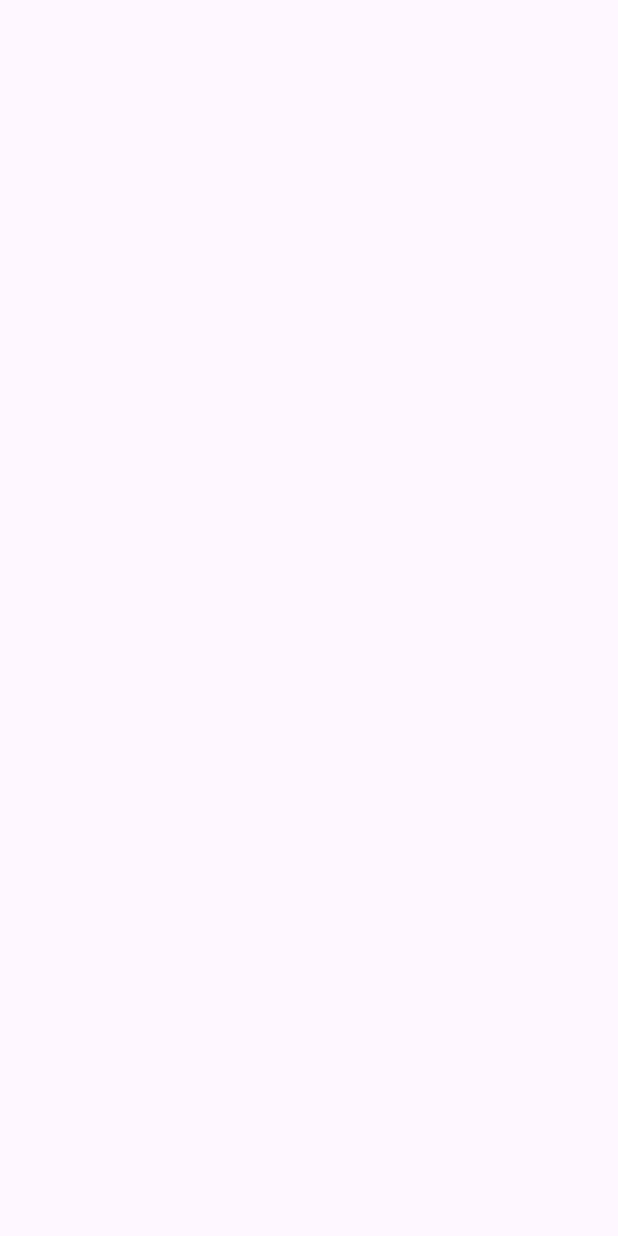
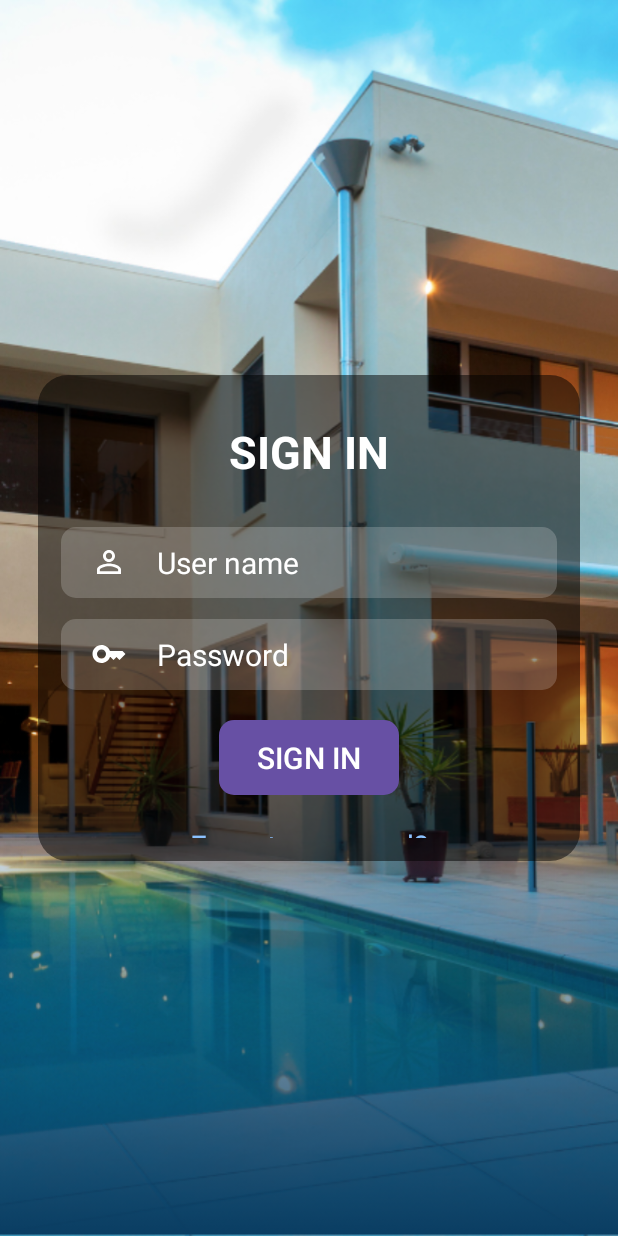
Before and after one commit to mellivora24/IoT_JavaOOP_Android, an Android app: the screen it shows after launch (MainActivity), on a phone screen of 412 x 824 dp. Before the commit the screen is empty. Run offline under Robolectric (Android 15) with nearby library versions, the phone set to English and light mode, and no system bars.

Commit message:
Hoàn tất trang đăng nhập với responsive, có thể cần chỉnh lại màu

```diff
--- a/app/src/main/java/com/javaoop/smarthome/MainActivity.java
+++ b/app/src/main/java/com/javaoop/smarthome/MainActivity.java
@@ -14,7 +14,7 @@ public class MainActivity extends AppCompatActivity {
     protected void onCreate(Bundle savedInstanceState) {
         super.onCreate(savedInstanceState);
         EdgeToEdge.enable(this);
-        setContentView(R.layout.activity_main);
+        setContentView(R.layout.activity_login);
         ViewCompat.setOnApplyWindowInsetsListener(findViewById(R.id.splash_screen), (v, insets) -> {
             Insets systemBars = insets.getInsets(WindowInsetsCompat.Type.systemBars());
             v.setPadding(systemBars.left, systemBars.top, systemBars.right, systemBars.bottom);
--- /dev/null
+++ b/app/src/main/res/drawable/rounded_button.xml
@@ -0,0 +1,5 @@
+<shape xmlns:android="http://schemas.android.com/apk/res/android">
+    <solid android:color="#FF6200EE"/>
+    <corners android:radius="10dp"/>
+    <padding android:left="10dp" android:right="10dp" android:top="5dp" android:bottom="5dp"/> <!-- Độ padding cho text bên trong button -->
+</shape>
--- /dev/null
+++ b/app/src/main/res/drawable/rounded_textbox.xml
@@ -0,0 +1,5 @@
+<shape xmlns:android="http://schemas.android.com/apk/res/android">
+    <solid android:color="#30ffffff"/>
+    <corners android:radius="10dp"/>
+    <padding android:left="10dp" android:right="10dp" android:top="5dp" android:bottom="5dp"/> <!-- Độ padding cho text bên trong button -->
+</shape>
--- /dev/null
+++ b/app/src/main/res/drawable/rounded_view.xml
@@ -0,0 +1,5 @@
+<shape xmlns:android="http://schemas.android.com/apk/res/android">
+    <solid android:color="#80000000"/>
+    <corners android:radius="20dp"/>
+    <padding android:left="10dp" android:right="10dp" android:top="5dp" android:bottom="5dp"/> <!-- Độ padding cho text bên trong button -->
+</shape>
--- a/app/src/main/res/layout/activity_login.xml
+++ b/app/src/main/res/layout/activity_login.xml
@@ -13,10 +13,10 @@
         android:layout_width="match_parent"
         android:layout_height="match_parent"
         android:layout_centerInParent="true"
-        android:background="#80000000"
+        android:background="@drawable/rounded_view"
         android:layout_marginHorizontal="25dp"
-        android:layout_marginVertical="150dp"
-        android:padding="10dp">
+        android:layout_marginVertical="250dp"
+        android:padding="15dp">
 
         <TextView
             android:id="@+id/sign_in"
@@ -27,7 +27,7 @@
             android:textColor="@color/white"
             android:textSize="30sp"
             android:textStyle="bold"
-            android:layout_marginTop="20dp"
+            android:layout_marginTop="15dp"
         />
 
         <EditText
@@ -35,8 +35,8 @@
             android:layout_width="match_parent"
             android:layout_height="wrap_content"
             android:layout_below="@id/sign_in"
-            android:layout_marginTop="35dp"
-            android:background="#30ffffff"
+            android:layout_marginTop="30dp"
+            android:background="@drawable/rounded_textbox"
             android:drawableStart="@drawable/baseline_person_outline_24"
             android:drawablePadding="20dp"
             android:hint="@string/user_name"
@@ -53,7 +53,7 @@
             android:layout_height="wrap_content"
             android:layout_below="@id/user_name"
             android:layout_marginTop="14dp"
-            android:background="#30ffffff"
+            android:background="@drawable/rounded_textbox"
             android:drawableStart="@drawable/baseline_key_24"
             android:drawablePadding="20dp"
             android:hint="@string/password"
@@ -74,9 +74,19 @@
             android:layout_marginStart="105dp"
             android:layout_marginTop="20dp"
             android:layout_marginEnd="105dp"
-            android:background="#FF0000"
+            android:background="@drawable/rounded_button"
             android:text="@string/sign_in"
             android:textColor="@color/white"
+            android:textSize="20sp" />
+
+        <TextView
+            android:layout_width="match_parent"
+            android:layout_height="wrap_content"
+            android:layout_below="@id/login"
+            android:layout_marginTop="20dp"
+            android:gravity="center"
+            android:text="@string/forgot_password"
+            android:textColor="@color/forgot"
             android:textSize="20sp" />
 
     </RelativeLayout>
--- a/app/src/main/res/values/colors.xml
+++ b/app/src/main/res/values/colors.xml
@@ -3,4 +3,5 @@
     <color name="black">#FF000000</color>
     <color name="white">#FFFFFFFF</color>
     <color name="red">#FFFF0000</color>
+    <color name="forgot">#8CC2FF</color>
 </resources>
--- a/app/src/main/res/values/strings.xml
+++ b/app/src/main/res/values/strings.xml
@@ -3,4 +3,5 @@
     <string name="sign_in">SIGN IN</string>
     <string name="user_name">User name</string>
     <string name="password">Password</string>
+    <string name="forgot_password">Forgot password?</string>
 </resources>
```
